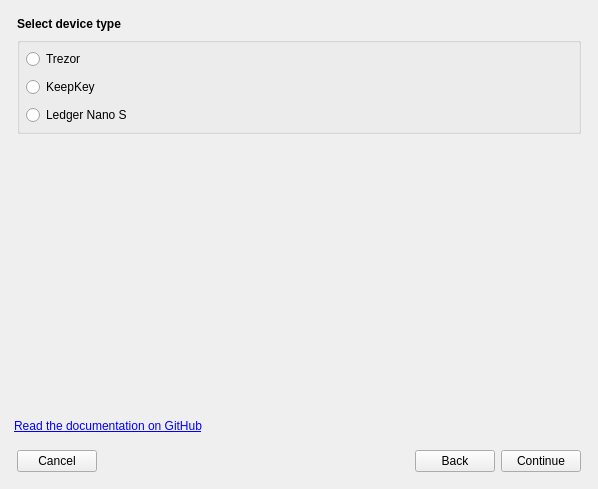
Old version of the form src/ui/ui_initialize_hw_dlg.ui in the repository Bertrand256/dash-masternode-tool.
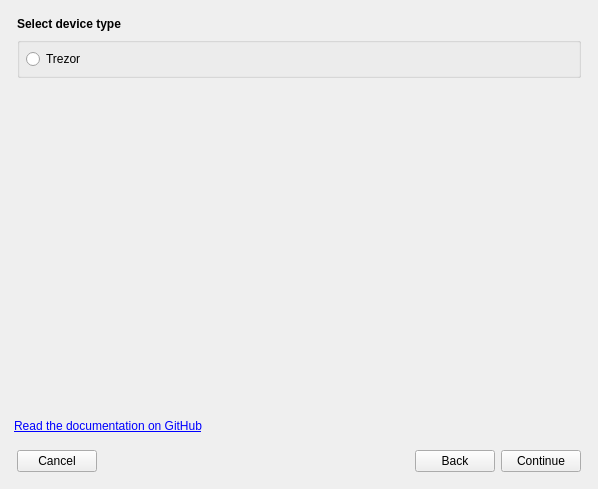
New version of the form. The open tabs and pages were chosen to show the change.

Commit message: Updated hardware initialization dialog.

```diff
--- a/src/ui/ui_initialize_hw_dlg.ui
+++ b/src/ui/ui_initialize_hw_dlg.ui
@@ -75,20 +75,6 @@
             </property>
            </widget>
           </item>
-          <item>
-           <widget class="QRadioButton" name="rbDeviceKeepkey">
-            <property name="text">
-             <string>KeepKey</string>
-            </property>
-           </widget>
-          </item>
-          <item>
-           <widget class="QRadioButton" name="rbDeviceLedger">
-            <property name="text">
-             <string>Ledger Nano S</string>
-            </property>
-           </widget>
-          </item>
          </layout>
         </widget>
        </item>
```
Left out of the diff: 2 changed lines with no effect on the pictures. The commit also changes 2 other files.
